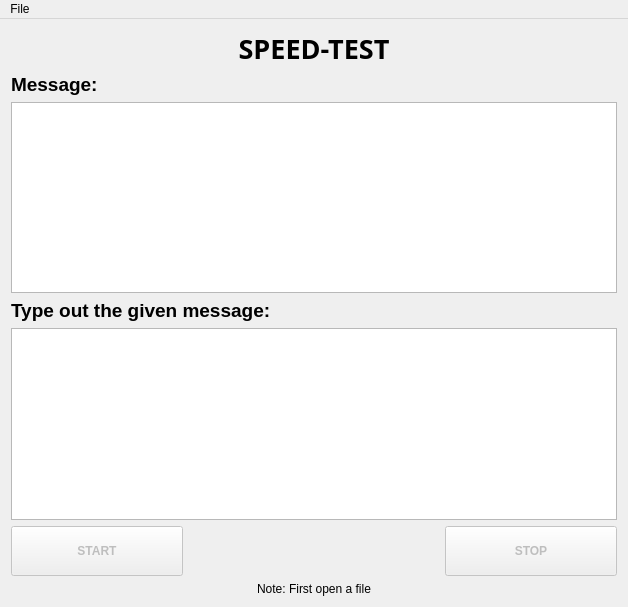
Before: the Qt Designer form mainwindow.ui in mayank1495/speedify, drawn with Qt 5.
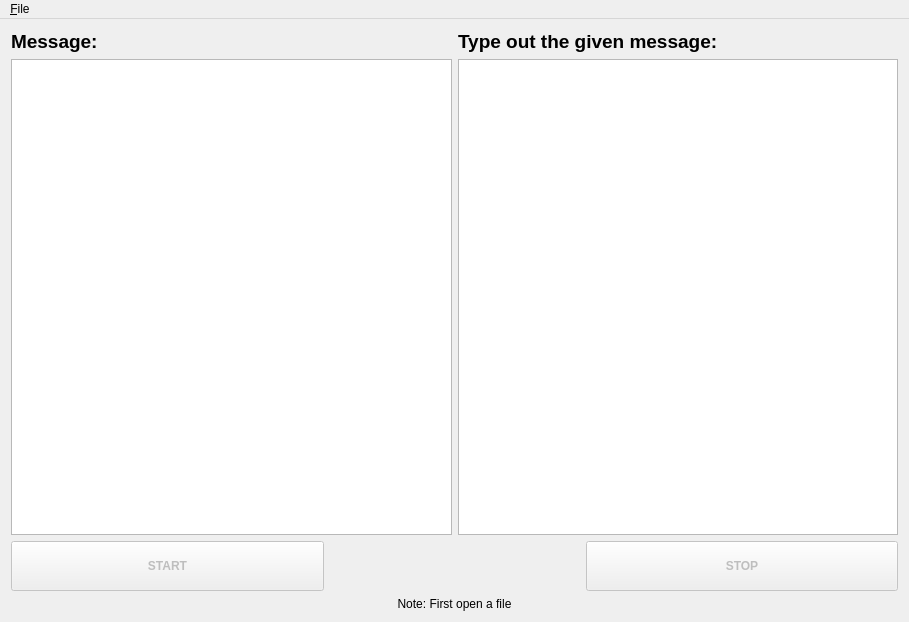
After: the same form once the commit is applied.

Patch:
```diff
--- a/mainwindow.ui
+++ b/mainwindow.ui
@@ -6,8 +6,8 @@
    <rect>
     <x>0</x>
     <y>0</y>
-    <width>628</width>
-    <height>607</height>
+    <width>909</width>
+    <height>622</height>
    </rect>
   </property>
   <property name="windowTitle">
@@ -17,28 +17,11 @@
    <bool>false</bool>
   </property>
   <widget class="QWidget" name="centralWidget">
-   <layout class="QVBoxLayout" name="verticalLayout">
+   <layout class="QVBoxLayout" name="verticalLayout_3">
     <item>
-     <widget class="QLabel" name="label_3">
-      <property name="font">
-       <font>
-        <family>Colonna MT</family>
-        <pointsize>26</pointsize>
-        <weight>75</weight>
-        <bold>true</bold>
-       </font>
-      </property>
-      <property name="text">
-       <string>&lt;html&gt;&lt;head/&gt;&lt;body&gt;&lt;p align=&quot;center&quot;&gt;&lt;span style=&quot; font-size:20pt;&quot;&gt;SPEED-TEST&lt;/span&gt;&lt;/p&gt;&lt;/body&gt;&lt;/html&gt;</string>
-      </property>
-      <property name="textFormat">
-       <enum>Qt::AutoText</enum>
-      </property>
-      <property name="alignment">
-       <set>Qt::AlignCenter</set>
-      </property>
-     </widget>
-    </item>
+     <layout class="QHBoxLayout" name="horizontalLayout_2">
+      <item>
+       <layout class="QVBoxLayout" name="verticalLayout_2">
     <item>
      <widget class="QLabel" name="label_4">
       <property name="font">
@@ -78,6 +61,10 @@
       </property>
      </widget>
     </item>
+       </layout>
+      </item>
+      <item>
+       <layout class="QVBoxLayout" name="verticalLayout">
     <item>
      <widget class="QLabel" name="label">
       <property name="font">
@@ -105,6 +92,10 @@
       </property>
      </widget>
     </item>
+       </layout>
+      </item>
+     </layout>
+    </item>
     <item>
      <layout class="QHBoxLayout" name="horizontalLayout">
       <property name="sizeConstraint">
@@ -198,13 +189,13 @@
     <rect>
      <x>0</x>
      <y>0</y>
-     <width>628</width>
+     <width>909</width>
      <height>28</height>
     </rect>
    </property>
    <widget class="QMenu" name="menuFile">
     <property name="title">
-     <string>File</string>
+     <string>&amp;File</string>
     </property>
     <addaction name="actionOpen"/>
     <addaction name="actionExit"/>
```
Left out of the diff: 6 changed lines with no effect on the pictures. Lines whose indentation alone changed are shown as unchanged.
